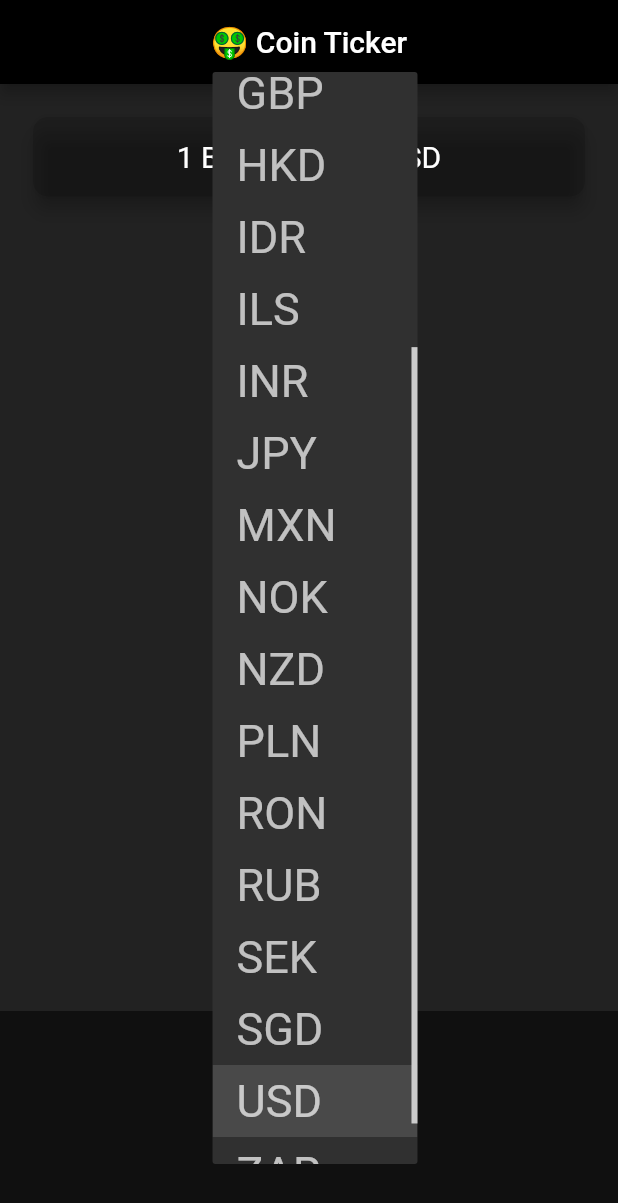
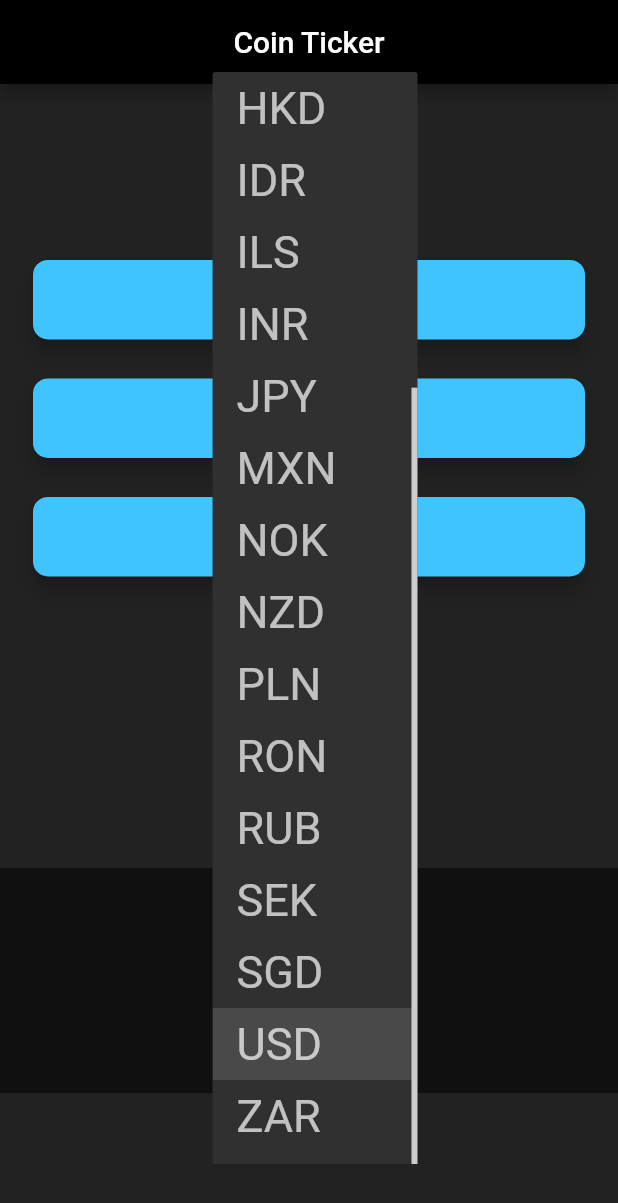
Before and after one commit to tk-code-dev/flutter_bitcoinr, a Flutter app: the screen it shows after launch, after a tap on "USD", on a phone screen of 412 x 824 dp. Shown: the top 1203 px of the screen. Run offline on Flutter 3.47's test engine with Material 2 defaults, Android fonts, the phone set to English and light mode, and no system bars; network calls fail.

Commit message:
Add value with commas

```diff
--- a/lib/coin_data.dart
+++ b/lib/coin_data.dart
@@ -35,26 +35,25 @@ const List<String> cryptoList = [
 ];
 
 class CoinData {
-  //  Create the Asynchronous method getCoinData() that returns a Future (the price data).
   Future getCoinData(String selectedCurrency) async {
-    //  Create a url combining the coinAPIURL with the currencies, BTC to USD.
-    String requestURL = '$coinAPIURL/BTC/$selectedCurrency?apikey=$apiKey';
-    //  Make a GET request to the URL and wait for the response.
+    //4: Use a for loop here to loop through the cryptoList and request the data for each of them in turn.
+    //5: Return a Map of the results instead of a single value.
+    Map<String, String> cryptoPrices = {};
+    for (String crypto in cryptoList) {
+      //Update the URL to use the crypto symbol from the cryptoList
+      String requestURL =
+          '$coinAPIURL/$crypto/$selectedCurrency?apikey=$apiKey';
       http.Response response = await http.get(requestURL);
-
-    //  Check that the request was successful.
       if (response.statusCode == 200) {
-      //  Use the 'dart:convert' package to decode the JSON data that comes back from coinapi.io.
         var decodedData = jsonDecode(response.body);
-      //  Get the last price of bitcoin with the key 'last'.
-      var lastPrice = decodedData['rate'];
-      //  Output the lastPrice from the method.
-      return lastPrice;
+        double lastPrice = decodedData['rate'];
+        //Create a new key value pair, with the key being the crypto symbol and the value being the lastPrice of that crypto currency.
+        cryptoPrices[crypto] = lastPrice.toStringAsFixed(0);
       } else {
-      //  Handle any errors that occur during the request.
         print(response.statusCode);
-      //  Optional: throw an error if our request fails.
         throw 'Problem with the get request';
       }
     }
+    return cryptoPrices;
   }
+}
--- a/lib/price_screen.dart
+++ b/lib/price_screen.dart
@@ -11,7 +11,6 @@ class PriceScreen extends StatefulWidget {
 
 class _PriceScreenState extends State<PriceScreen> {
   String selectedCurrency = 'USD';
-  String bitcoinValueInUSD = '?';
 
   DropdownButton<String> androidDropdown() {
     List<DropdownMenuItem<String>> dropdownItems = [];
@@ -37,7 +36,7 @@ class _PriceScreenState extends State<PriceScreen> {
         setState(
           () {
             selectedCurrency = value;
-            //2: Call getData() when the picker/dropdown changes.
+            //  Call getData() when the picker/dropdown changes.
             getData();
           },
         );
@@ -48,7 +47,10 @@ class _PriceScreenState extends State<PriceScreen> {
   CupertinoPicker iOSPicker() {
     List<Text> pickerItems = [];
     for (String currency in currenciesList) {
-      pickerItems.add(Text(currency));
+      pickerItems.add(Text(
+        currency,
+        style: TextStyle(color: Colors.white),
+      ));
     }
 
     return CupertinoPicker(
@@ -66,13 +68,21 @@ class _PriceScreenState extends State<PriceScreen> {
     );
   }
 
-  //  Create an async method here await the coin data from coin_data.dart
+  //  value had to be updated into a Map to store the values of all three cryptocurrencies.
+  Map<String, String> coinValues = {};
+  //  Figure out a way of displaying a '?' on screen while we're waiting for the price data to come back. First we have to create a variable to keep track of when we're waiting on the request to complete.
+  bool isWaiting = false;
+
   void getData() async {
+    //  Second, we set it to true when we initiate the request for prices.
+    isWaiting = true;
     try {
-      double data = await CoinData().getCoinData(selectedCurrency);
-      //  can't await in a setState(). So you have to separate it out into two steps.
+      //  Update this method to receive a Map containing the crypto:price key value pairs.
+      var data = await CoinData().getCoinData(selectedCurrency);
+      //  Third, as soon the above line of code completes, we now have the data and no longer need to wait. So we can set isWaiting to false.
+      isWaiting = false;
       setState(() {
-        bitcoinValueInUSD = data.toStringAsFixed(0);
+        coinValues = data;
       });
     } catch (e) {
       print(e);
@@ -91,42 +101,54 @@ class _PriceScreenState extends State<PriceScreen> {
     return Scaffold(
       appBar: AppBar(
         centerTitle: true, //  Center the title of an appbar
-        title: Text('🤑 Coin Ticker'),
+        title: Text('Coin Ticker'),
         backgroundColor: Colors.black,
       ),
       body: Container(
         color: Colors.black87,
         child: Column(
-          mainAxisAlignment: MainAxisAlignment.spaceBetween,
+          mainAxisAlignment: MainAxisAlignment.spaceAround,
           crossAxisAlignment: CrossAxisAlignment.stretch,
           children: <Widget>[
-            Padding(
-              padding: EdgeInsets.fromLTRB(18.0, 18.0, 18.0, 0),
-              child: Card(
-                color: Colors.black12,
-                elevation: 5.0,
-                shape: RoundedRectangleBorder(
-                  borderRadius: BorderRadius.circular(10.0),
-                ),
-                child: Padding(
-                  padding:
-                      EdgeInsets.symmetric(vertical: 15.0, horizontal: 28.0),
-                  child: Text(
-                    //  Update the Text Widget with the data in bitcoinValueInUSD.
-                    '1 BTC = $bitcoinValueInUSD /BTC $selectedCurrency',
-
-                    textAlign: TextAlign.center,
-                    style: TextStyle(
-                      fontSize: 20.0,
-                      color: Colors.white,
-                    ),
+            //  use a Column Widget to contain the three CryptoCards.
+            Container(
+              child: Column(
+                crossAxisAlignment: CrossAxisAlignment.stretch,
+                children: <Widget>[
+                  CryptoCard(
+                    cryptoCurrency: 'BTC',
+                    //  Finally, use a ternary operator to check if waiting and if so, display a '?' otherwise show the actual price data.
+                    value: isWaiting
+                        ? '?'
+                        : coinValues['BTC'].replaceAllMapped(
+                            new RegExp(r'(\d{1,3})(?=(\d{3})+(?!\d))'),
+                            (Match m) => '${m[1]},'),
+                    selectedCurrency: selectedCurrency,
                   ),
-                ),
+                  CryptoCard(
+                    cryptoCurrency: 'ETH',
+                    value: isWaiting
+                        ? '?'
+                        : coinValues['ETH'].replaceAllMapped(
+                            new RegExp(r'(\d{1,3})(?=(\d{3})+(?!\d))'),
+                            (Match m) => '${m[1]},'),
+                    selectedCurrency: selectedCurrency,
+                  ),
+                  CryptoCard(
+                    cryptoCurrency: 'LTC',
+                    value: isWaiting
+                        ? '?'
+                        : coinValues['LTC'].replaceAllMapped(
+                            new RegExp(r'(\d{1,3})(?=(\d{3})+(?!\d))'),
+                            (Match m) => '${m[1]},'),
+                    selectedCurrency: selectedCurrency,
+                  ),
+                ],
               ),
             ),
             Container(
               height: 150.0,
-              alignment: Alignment.center,
+              alignment: Alignment.bottomCenter,
               padding: EdgeInsets.only(bottom: 30.0),
               color: Colors.black54,
               child: Platform.isIOS ? iOSPicker() : androidDropdown(),
@@ -137,3 +159,42 @@ class _PriceScreenState extends State<PriceScreen> {
     );
   }
 }
+
+//  Refactor this Padding Widget into a separate Stateless Widget called CryptoCard, so we can create 3 of them, one for each cryptocurrency.
+class CryptoCard extends StatelessWidget {
+  //  You'll need to able to pass the selectedCurrency, value and cryptoCurrency to the constructor of this CryptoCard Widget.
+  const CryptoCard({
+    this.value,
+    this.selectedCurrency,
+    this.cryptoCurrency,
+  });
+
+  final String value;
+  final String selectedCurrency;
+  final String cryptoCurrency;
+
+  @override
+  Widget build(BuildContext context) {
+    return Padding(
+      padding: EdgeInsets.fromLTRB(18.0, 18.0, 18.0, 0),
+      child: Card(
+        color: Colors.lightBlueAccent,
+        elevation: 5.0,
+        shape: RoundedRectangleBorder(
+          borderRadius: BorderRadius.circular(10.0),
+        ),
+        child: Padding(
+          padding: EdgeInsets.symmetric(vertical: 15.0, horizontal: 28.0),
+          child: Text(
+            '1 $cryptoCurrency = $value $selectedCurrency',
+            textAlign: TextAlign.center,
+            style: TextStyle(
+              fontSize: 20.0,
+              color: Colors.black54,
+            ),
+          ),
+        ),
+      ),
+    );
+  }
+}
```
Also changed, not shown: images/android.png (added), images/ios.png (added). Lines whose indentation alone changed are shown as unchanged.
